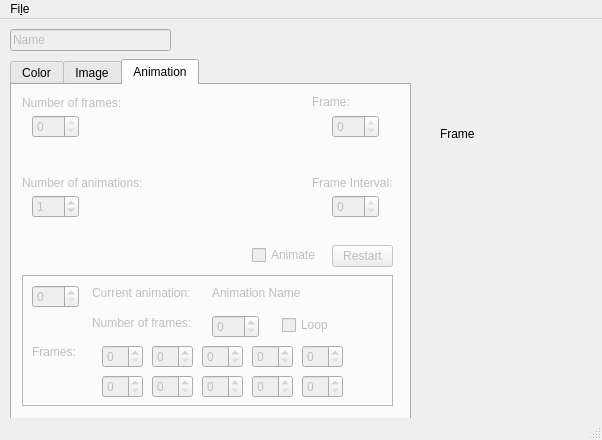
This is qt/sc_window.ui in danilolc/pk2_se as Qt 5 draws it before an edit. The edited form follows.
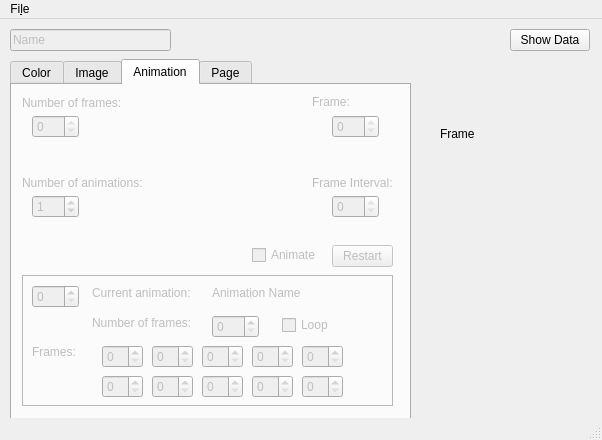
This is the edited form. The open tabs and pages were chosen to show the change. Custom widgets are drawn as their Qt base class.

Patch:
```diff
--- a/qt/sc_window.ui
+++ b/qt/sc_window.ui
@@ -678,6 +678,11 @@
       </property>
      </widget>
     </widget>
+    <widget class="QWidget" name="tab_boolean">
+     <attribute name="title">
+      <string>Page</string>
+     </attribute>
+    </widget>
    </widget>
    <widget class="QLabel" name="frame">
     <property name="enabled">
@@ -738,6 +743,19 @@
      <string>Name</string>
     </property>
    </widget>
+   <widget class="QPushButton" name="box_showdata">
+    <property name="geometry">
+     <rect>
+      <x>510</x>
+      <y>10</y>
+      <width>80</width>
+      <height>22</height>
+     </rect>
+    </property>
+    <property name="text">
+     <string>Show Data</string>
+    </property>
+   </widget>
   </widget>
   <widget class="QMenuBar" name="menuBar">
    <property name="geometry">
```
Left out of the diff: 4 changed lines with no effect on the pictures.
